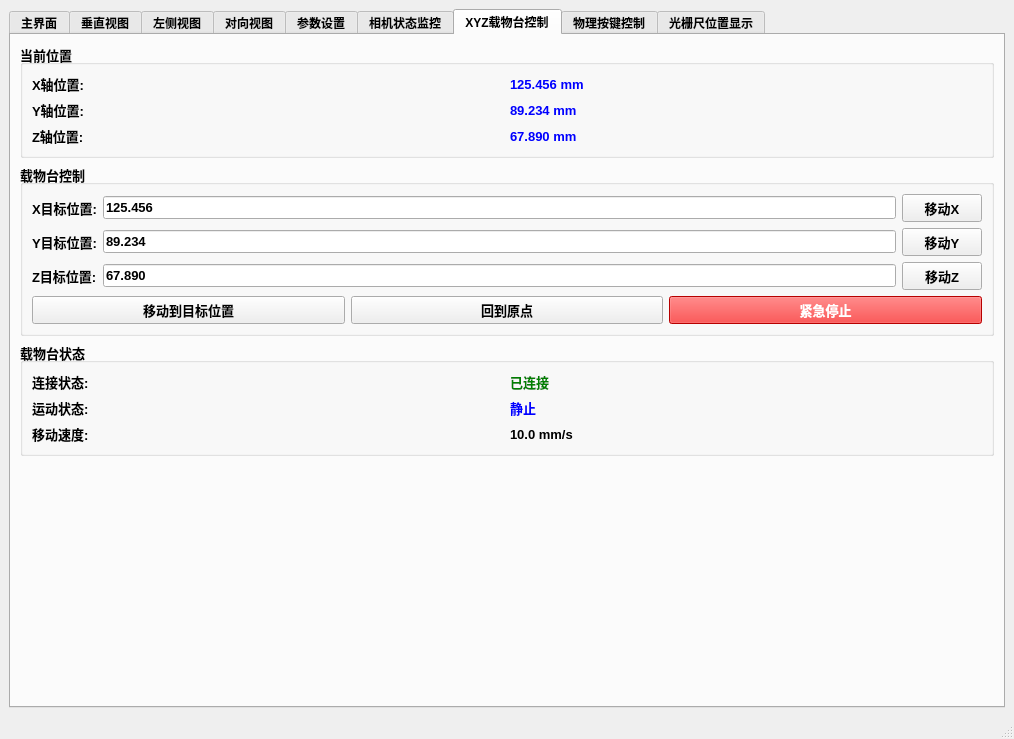
Before: the Qt Designer form src/MutiCamApp.ui in NicoleKJ9721/MutiCamApp, drawn with Qt 5.
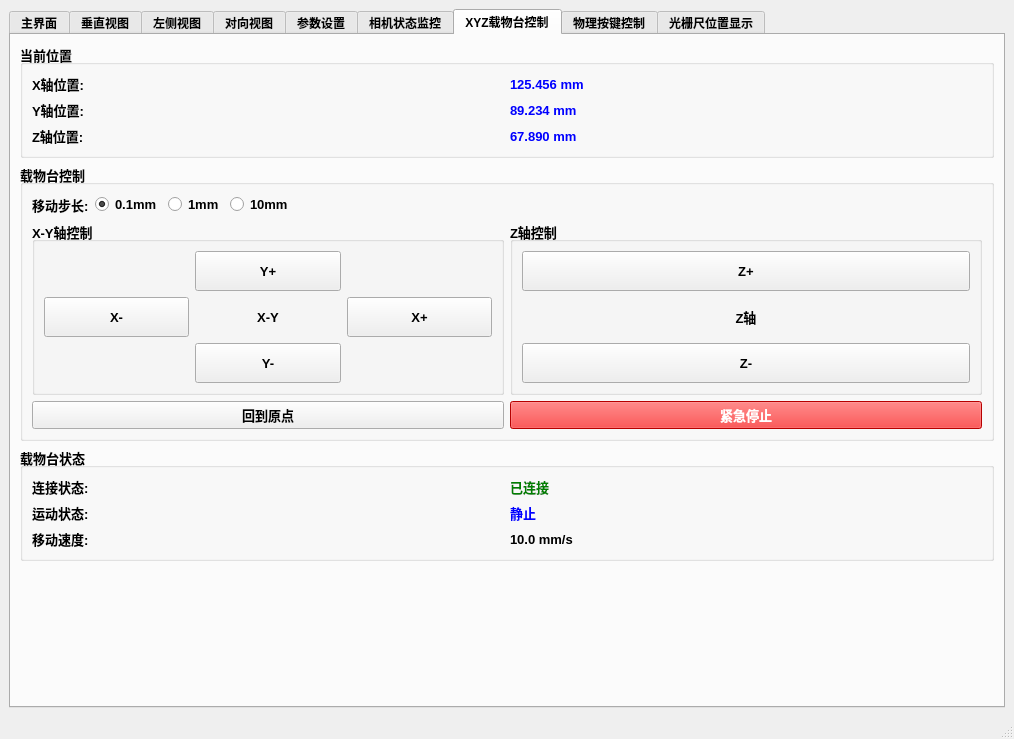
After: the same form once the commit is applied. The open tabs and pages were chosen to show the change.

Commit message:
feat(载物台控制): 添加载物台控制按钮及连接逻辑
- 在UI中添加XYZ轴方向控制按钮和步长选择
- 实现载物台控制按钮的槽函数和信号连接
- 添加步长获取函数支持不同移动精度
- 保留TODO标记用于后续实际控制逻辑实现

Diff of the .ui file:
```diff
--- a/src/MutiCamApp.ui
+++ b/src/MutiCamApp.ui
@@ -3473,79 +3473,189 @@
           <property name="title">
            <string>载物台控制</string>
           </property>
-          <layout class="QGridLayout" name="gridLayout_stageControl">
-           <item row="0" column="0">
-            <widget class="QLabel" name="labelXTarget">
+          <layout class="QVBoxLayout" name="verticalLayout_stageControl">
+           <item>
+            <layout class="QHBoxLayout" name="horizontalLayout_stepSize">
+             <item>
+              <widget class="QLabel" name="labelStepSize">
              <property name="text">
-              <string>X目标位置:</string>
+                <string>移动步长:</string>
              </property>
             </widget>
            </item>
+             <item>
+              <widget class="QRadioButton" name="radioStep01">
+               <property name="text">
+                <string>0.1mm</string>
+               </property>
+               <property name="checked">
+                <bool>true</bool>
+               </property>
+              </widget>
+             </item>
+             <item>
+              <widget class="QRadioButton" name="radioStep1">
+               <property name="text">
+                <string>1mm</string>
+               </property>
+              </widget>
+             </item>
+             <item>
+              <widget class="QRadioButton" name="radioStep10">
+               <property name="text">
+                <string>10mm</string>
+               </property>
+              </widget>
+             </item>
+             <item>
+              <spacer name="horizontalSpacer_stepSize">
+               <property name="orientation">
+                <enum>Qt::Orientation::Horizontal</enum>
+               </property>
+               <property name="sizeHint" stdset="0">
+                <size>
+                 <width>40</width>
+                 <height>20</height>
+                </size>
+               </property>
+              </spacer>
+             </item>
+            </layout>
+           </item>
+           <item>
+            <layout class="QHBoxLayout" name="horizontalLayout_xyControl">
+             <item>
+              <widget class="QGroupBox" name="groupBoxXYControl">
+               <property name="title">
+                <string>X-Y轴控制</string>
+               </property>
+               <layout class="QGridLayout" name="gridLayout_xyControl">
            <item row="0" column="1">
-            <widget class="QLineEdit" name="lineEditXTarget">
-             <property name="text">
-              <string>125.456</string>
-             </property>
-            </widget>
-           </item>
-           <item row="0" column="2">
-            <widget class="QPushButton" name="btnMoveX">
+                 <widget class="QPushButton" name="btnMoveYUp">
+                  <property name="minimumSize">
+                   <size>
+                    <width>60</width>
+                    <height>40</height>
+                   </size>
+                  </property>
              <property name="text">
-              <string>移动X</string>
+                   <string>Y+</string>
              </property>
             </widget>
            </item>
            <item row="1" column="0">
-            <widget class="QLabel" name="labelYTarget">
+                 <widget class="QPushButton" name="btnMoveXLeft">
+                  <property name="minimumSize">
+                   <size>
+                    <width>60</width>
+                    <height>40</height>
+                   </size>
+                  </property>
              <property name="text">
-              <string>Y目标位置:</string>
+                   <string>X-</string>
              </property>
             </widget>
            </item>
            <item row="1" column="1">
-            <widget class="QLineEdit" name="lineEditYTarget">
+                 <widget class="QLabel" name="labelXYCenter">
+                  <property name="minimumSize">
+                   <size>
+                    <width>60</width>
+                    <height>40</height>
+                   </size>
+                  </property>
+                  <property name="alignment">
+                   <set>Qt::AlignmentFlag::AlignCenter</set>
+                  </property>
              <property name="text">
-              <string>89.234</string>
+                   <string>X-Y</string>
              </property>
             </widget>
            </item>
            <item row="1" column="2">
-            <widget class="QPushButton" name="btnMoveY">
-             <property name="text">
-              <string>移动Y</string>
-             </property>
-            </widget>
-           </item>
-           <item row="2" column="0">
-            <widget class="QLabel" name="labelZTarget">
+                 <widget class="QPushButton" name="btnMoveXRight">
+                  <property name="minimumSize">
+                   <size>
+                    <width>60</width>
+                    <height>40</height>
+                   </size>
+                  </property>
              <property name="text">
-              <string>Z目标位置:</string>
+                   <string>X+</string>
              </property>
             </widget>
            </item>
            <item row="2" column="1">
-            <widget class="QLineEdit" name="lineEditZTarget">
+                 <widget class="QPushButton" name="btnMoveYDown">
+                  <property name="minimumSize">
+                   <size>
+                    <width>60</width>
+                    <height>40</height>
+                   </size>
+                  </property>
              <property name="text">
-              <string>67.890</string>
+                   <string>Y-</string>
              </property>
             </widget>
            </item>
-           <item row="2" column="2">
-            <widget class="QPushButton" name="btnMoveZ">
+               </layout>
+              </widget>
+             </item>
+             <item>
+              <widget class="QGroupBox" name="groupBoxZControl">
+               <property name="title">
+                <string>Z轴控制</string>
+               </property>
+               <layout class="QVBoxLayout" name="verticalLayout_zControl">
+                <item>
+                 <widget class="QPushButton" name="btnMoveZUp">
+                  <property name="minimumSize">
+                   <size>
+                    <width>60</width>
+                    <height>40</height>
+                   </size>
+                  </property>
              <property name="text">
-              <string>移动Z</string>
+                   <string>Z+</string>
              </property>
             </widget>
            </item>
-           <item row="3" column="0" colspan="3">
+                <item>
+                 <widget class="QLabel" name="labelZCenter">
+                  <property name="minimumSize">
+                   <size>
+                    <width>60</width>
+                    <height>40</height>
+                   </size>
+                  </property>
+                  <property name="alignment">
+                   <set>Qt::AlignmentFlag::AlignCenter</set>
+                  </property>
+                  <property name="text">
+                   <string>Z轴</string>
+                  </property>
+                 </widget>
+                </item>
+                <item>
+                 <widget class="QPushButton" name="btnMoveZDown">
+                  <property name="minimumSize">
+                   <size>
+                    <width>60</width>
+                    <height>40</height>
+                   </size>
+                  </property>
+                  <property name="text">
+                   <string>Z-</string>
+                  </property>
+                 </widget>
+                </item>
+               </layout>
+              </widget>
+             </item>
+            </layout>
+           </item>
+           <item>
             <layout class="QHBoxLayout" name="horizontalLayout_stageButtons">
-             <item>
-              <widget class="QPushButton" name="btnMoveAll">
-               <property name="text">
-                <string>移动到目标位置</string>
-               </property>
-              </widget>
-             </item>
              <item>
               <widget class="QPushButton" name="btnStageHome">
                <property name="text">
```
Lines whose indentation alone changed are shown as unchanged. The commit also changes 4 other files.
